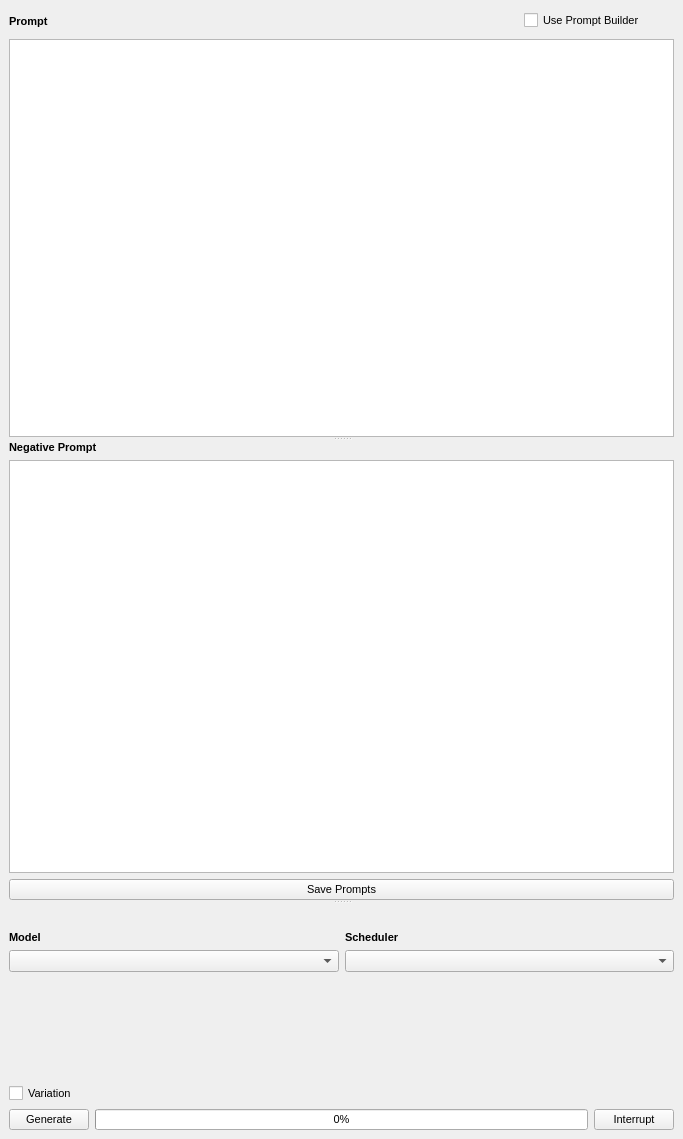
This is src/airunner/widgets/generator_form/templates/generatorform.ui in Capsize-Games/airunner as Qt 5 draws it before an edit. The edited form follows.
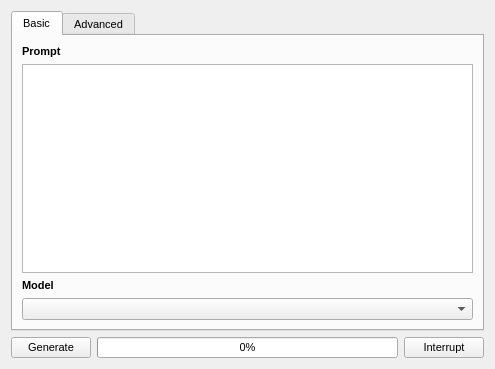
This is the edited form. The open tabs and pages were chosen to show the change. Icons and pictures are not drawn. Custom widgets are drawn as their Qt base class.

Commit message: hide generator section tabs and start progress bar on generate

Diff of the .ui file:
```diff
--- a/src/airunner/widgets/generator_form/templates/generatorform.ui
+++ b/src/airunner/widgets/generator_form/templates/generatorform.ui
@@ -6,8 +6,8 @@
    <rect>
     <x>0</x>
     <y>0</y>
-    <width>683</width>
-    <height>1139</height>
+    <width>495</width>
+    <height>369</height>
    </rect>
   </property>
   <property name="font">
@@ -18,6 +18,63 @@
   <property name="windowTitle">
    <string>Form</string>
   </property>
+  <layout class="QGridLayout" name="gridLayout_4">
+   <item row="0" column="0">
+    <widget class="QTabWidget" name="tabWidget">
+     <property name="currentIndex">
+      <number>1</number>
+     </property>
+     <widget class="QWidget" name="tab_4">
+      <attribute name="title">
+       <string>Basic</string>
+      </attribute>
+      <layout class="QGridLayout" name="gridLayout_5">
+       <item row="1" column="0">
+        <layout class="QVBoxLayout" name="verticalLayout_7">
+         <item>
+          <widget class="QLabel" name="label_5">
+           <property name="font">
+            <font>
+             <pointsize>8</pointsize>
+             <bold>true</bold>
+            </font>
+           </property>
+           <property name="text">
+            <string>Model</string>
+           </property>
+          </widget>
+         </item>
+         <item>
+          <widget class="QComboBox" name="model_2"/>
+         </item>
+        </layout>
+       </item>
+       <item row="0" column="0">
+        <layout class="QVBoxLayout" name="verticalLayout_9">
+         <item>
+          <widget class="QLabel" name="label_7">
+           <property name="font">
+            <font>
+             <pointsize>8</pointsize>
+             <bold>true</bold>
+            </font>
+           </property>
+           <property name="text">
+            <string>Prompt</string>
+           </property>
+          </widget>
+         </item>
+         <item>
+          <widget class="QPlainTextEdit" name="prompt_2"/>
+         </item>
+        </layout>
+       </item>
+      </layout>
+     </widget>
+     <widget class="QWidget" name="tab_3">
+      <attribute name="title">
+       <string>Advanced</string>
+      </attribute>
   <layout class="QGridLayout" name="gridLayout_3">
    <property name="leftMargin">
     <number>0</number>
@@ -47,36 +104,11 @@
        <rect>
         <x>0</x>
         <y>0</y>
-        <width>683</width>
-        <height>1139</height>
+            <width>459</width>
+            <height>316</height>
        </rect>
       </property>
       <layout class="QGridLayout" name="gridLayout_2">
-       <item row="1" column="0">
-        <layout class="QHBoxLayout" name="horizontalLayout_3">
-         <item>
-          <widget class="QPushButton" name="generate_button">
-           <property name="text">
-            <string>Generate</string>
-           </property>
-          </widget>
-         </item>
-         <item>
-          <widget class="QProgressBar" name="progress_bar">
-           <property name="value">
-            <number>0</number>
-           </property>
-          </widget>
-         </item>
-         <item>
-          <widget class="QPushButton" name="interrupt_button">
-           <property name="text">
-            <string>Interrupt</string>
-           </property>
-          </widget>
-         </item>
-        </layout>
-       </item>
        <item row="0" column="0">
         <widget class="QSplitter" name="splitter">
          <property name="orientation">
@@ -193,8 +225,8 @@
             <rect>
              <x>0</x>
              <y>0</y>
-             <width>665</width>
-             <height>219</height>
+                 <width>427</width>
+                 <height>118</height>
             </rect>
            </property>
            <layout class="QGridLayout" name="gridLayout">
@@ -576,6 +608,35 @@
    </item>
   </layout>
  </widget>
+    </widget>
+   </item>
+   <item row="1" column="0">
+    <layout class="QHBoxLayout" name="horizontalLayout_3">
+     <item>
+      <widget class="QPushButton" name="generate_button">
+       <property name="text">
+        <string>Generate</string>
+       </property>
+      </widget>
+     </item>
+     <item>
+      <widget class="QProgressBar" name="progress_bar">
+       <property name="value">
+        <number>0</number>
+       </property>
+      </widget>
+     </item>
+     <item>
+      <widget class="QPushButton" name="interrupt_button">
+       <property name="text">
+        <string>Interrupt</string>
+       </property>
+      </widget>
+     </item>
+    </layout>
+   </item>
+  </layout>
+ </widget>
  <customwidgets>
   <customwidget>
    <class>SliderWidget</class>
```
Left out of the diff: 8 changed lines with no effect on the pictures. Lines whose indentation alone changed are shown as unchanged. The commit also changes 3 other files.
